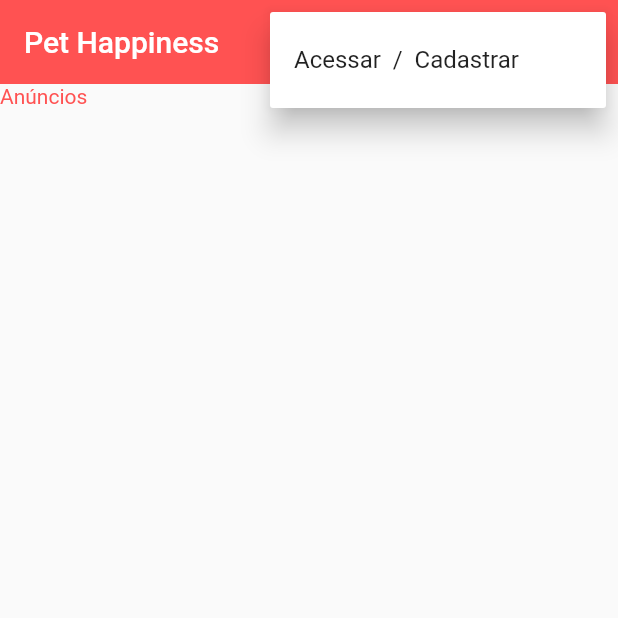
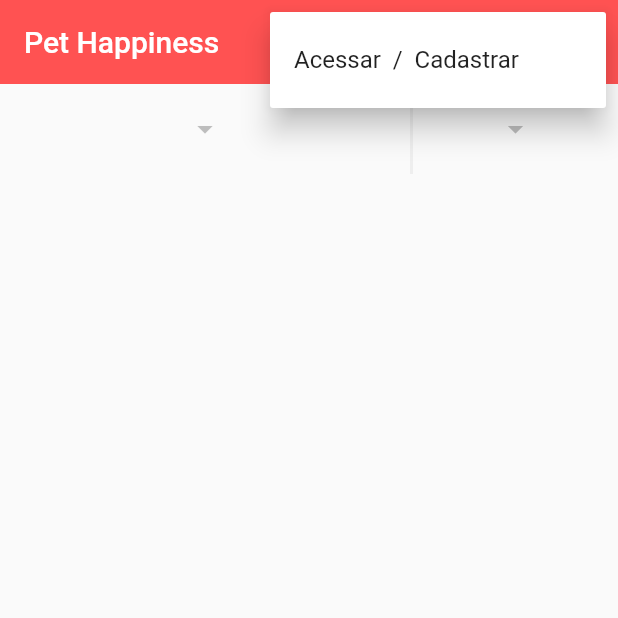
Before and after one commit to Acadi123/pet, a Flutter app: the screen it shows after launch, after a tap on the "more vert" icon, on a phone screen of 412 x 824 dp, the top half of it. Run offline on Flutter 3.47's test engine with Material 2 defaults, Android fonts, the phone set to English and light mode, and no system bars; our stand-ins replace brasil_fields, cloud_firestore, firebase_auth, firebase_core, firebase_storage, image_picker; missing offline and left inert: validadores; accounts and stored records are empty; statements that could not run were skipped.

Commit message:
atualização tela anuncio

```diff
--- a/pet_happiness_v1/lib/views/Anuncios.dart
+++ b/pet_happiness_v1/lib/views/Anuncios.dart
@@ -3,6 +3,8 @@ import 'package:flutter/material.dart';
 import 'package:firebase_auth/firebase_auth.dart';
 import 'package:firebase_core/firebase_core.dart';
 import 'package:cloud_firestore/cloud_firestore.dart';
+import 'package:flutter/widgets.dart';
+import 'package:pet_happiness_v1/util/Configuracoes.dart';
 
 
 class Anuncios extends StatefulWidget {
@@ -15,6 +17,11 @@ class Anuncios extends StatefulWidget {
 class _AnunciosState extends State<Anuncios> {
 
   List<String> itensMenu = [];
+  List<DropdownMenuItem<String>> _listaItensDropCategrias;
+  List<DropdownMenuItem<String>> _listaItensDropEstados;
+
+  String _itemSelecionadoEstado;
+  String _itemSelecionadoCategoria;
 
 
   _escolhaMenuItem(String itemEscolhido){
@@ -62,12 +69,26 @@ class _AnunciosState extends State<Anuncios> {
 
 
   }
+  _carregarItensDropdown(){
+
+
+    //Estados
+    _listaItensDropEstados = Configuracoes.getEstados();
+
+    //Animal
+    _listaItensDropCategrias = Configuracoes.getCategorias();
+
+
+
+  }
+
+
 
   @override
   void initState() {
-    // TODO: implement initState
     super.initState();
 
+    _carregarItensDropdown();
     _verificarUsuarioLogado();
 
   }
@@ -95,7 +116,69 @@ class _AnunciosState extends State<Anuncios> {
         ],
       ),
       body: Container(
-        child: Text("Anúncios"),
+        child: Column(
+          children: <Widget>[
+
+            //Filtros
+            Row(
+              children: <Widget>[
+                Expanded(
+                  flex: 2,
+                    child: DropdownButtonHideUnderline(
+                      child: Center(
+                        child: DropdownButton(
+                          iconEnabledColor: Colors.redAccent,
+                          value: _itemSelecionadoEstado,
+                          items: _listaItensDropEstados,
+                          style: TextStyle(
+                            fontSize: 22,
+                            color: Colors.black
+                          ),
+                          onChanged: (estado){
+                            setState(() {
+                              _itemSelecionadoEstado = estado;
+                            });
+                          },
+                        ),
+                      ),
+                    )
+                ),
+                Container(
+                  color: Colors.grey[200],
+                  width: 2,
+                  height: 60,
+                ),
+                Expanded(
+
+                    child: DropdownButtonHideUnderline(
+                      child: Center(
+                        child: DropdownButton(
+                          iconEnabledColor: Colors.redAccent,
+                          value: _itemSelecionadoCategoria,
+                          items: _listaItensDropCategrias,
+                          style: TextStyle(
+                              fontSize: 22,
+                              color: Colors.black
+                          ),
+                          onChanged: (animal){
+                            setState(() {
+                              _itemSelecionadoCategoria = animal;
+                            });
+                          },
+                        ),
+                      ),
+                    )
+                ),
+
+
+
+
+              ],
+            ),
+            //Listagem de anúncios
+
+          ],
+        ),
       ),
     );
   }
```
